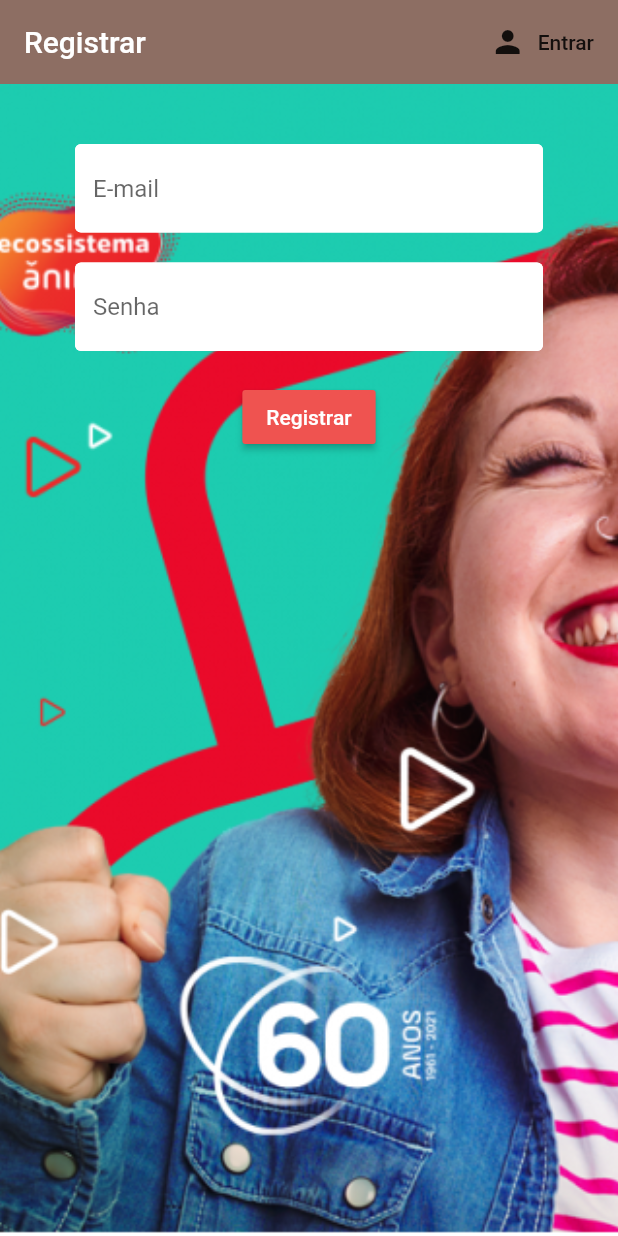
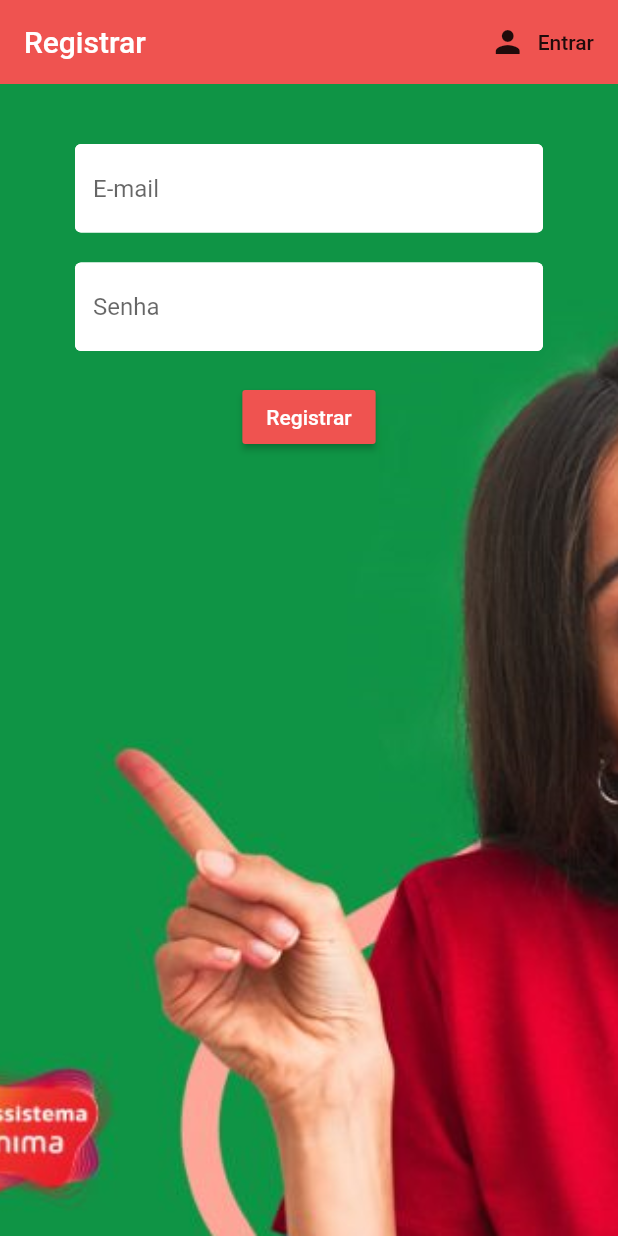
Before and after one commit to rfaelfp/Flutter, a Flutter app: the screen it shows after launch, after a tap on "Entrar", after a tap on "Registrar", on a phone screen of 412 x 824 dp. Run offline on Flutter 3.47's test engine with Material 2 defaults, Android fonts, the phone set to English and light mode, and no system bars; our stand-ins replace firebase_auth, flutter_spinkit; accounts and stored records are empty.

Commit message:
13/11/2020

```diff
--- a/projeto_anima/lib/screens/home/authenticate/register.dart
+++ b/projeto_anima/lib/screens/home/authenticate/register.dart
@@ -26,7 +26,7 @@ class _RegisterState extends State<Register> {
         : Scaffold(
             backgroundColor: Colors.brown[100],
             appBar: AppBar(
-              backgroundColor: Colors.brown[400],
+              backgroundColor: Colors.red[400],
               elevation: 0.0,
               title: Text("Registrar"),
               actions: <Widget>[
@@ -42,7 +42,7 @@ class _RegisterState extends State<Register> {
             body: Container(
               decoration: BoxDecoration(
                 image: DecorationImage(
-                    image: AssetImage('assets/images/capa.png'),
+                    image: AssetImage('assets/images/una.png'),
                     fit: BoxFit.cover),
               ),
               padding: EdgeInsets.symmetric(vertical: 20.0, horizontal: 50.0),
--- a/projeto_anima/lib/screens/home/authenticate/sign_in.dart
+++ b/projeto_anima/lib/screens/home/authenticate/sign_in.dart
@@ -1,4 +1,5 @@
 import 'package:flutter/material.dart';
+import 'package:flutter/services.dart';
 import 'package:projeto_anima/screens/home/authenticate/register.dart';
 import 'package:projeto_anima/service/auth.dart';
 import 'package:projeto_anima/util/constants.dart';
@@ -27,7 +28,7 @@ class _SignInState extends State<SignIn> {
         : Scaffold(
             backgroundColor: Colors.brown[100],
             appBar: AppBar(
-              backgroundColor: Colors.brown[400],
+              backgroundColor: Colors.red[400],
               elevation: 0.0,
               title: Text("Entrar"),
               actions: <Widget>[
@@ -43,7 +44,7 @@ class _SignInState extends State<SignIn> {
             body: Container(
               decoration: BoxDecoration(
                 image: DecorationImage(
-                    image: AssetImage('assets/images/guy.jpg'),
+                    image: AssetImage('assets/images/una.png'),
                     fit: BoxFit.cover),
               ),
               padding: EdgeInsets.symmetric(vertical: 20.0, horizontal: 50.0),
--- a/projeto_anima/lib/util/loading.dart
+++ b/projeto_anima/lib/util/loading.dart
@@ -5,7 +5,7 @@ class Loading extends StatelessWidget {
   @override
   Widget build(BuildContext context) {
     return Container(
-      color: Colors.brown[100],
+      color: Colors.white,
       child: Center(
         child: SpinKitChasingDots(
           color: Colors.red,
```
Also changed, not shown: projeto_anima/lib/screens/home/home.dart (+17 -2 lines), projeto_anima/assets/images/una.png (added), projeto_anima/assets/images/una2.png (added).
